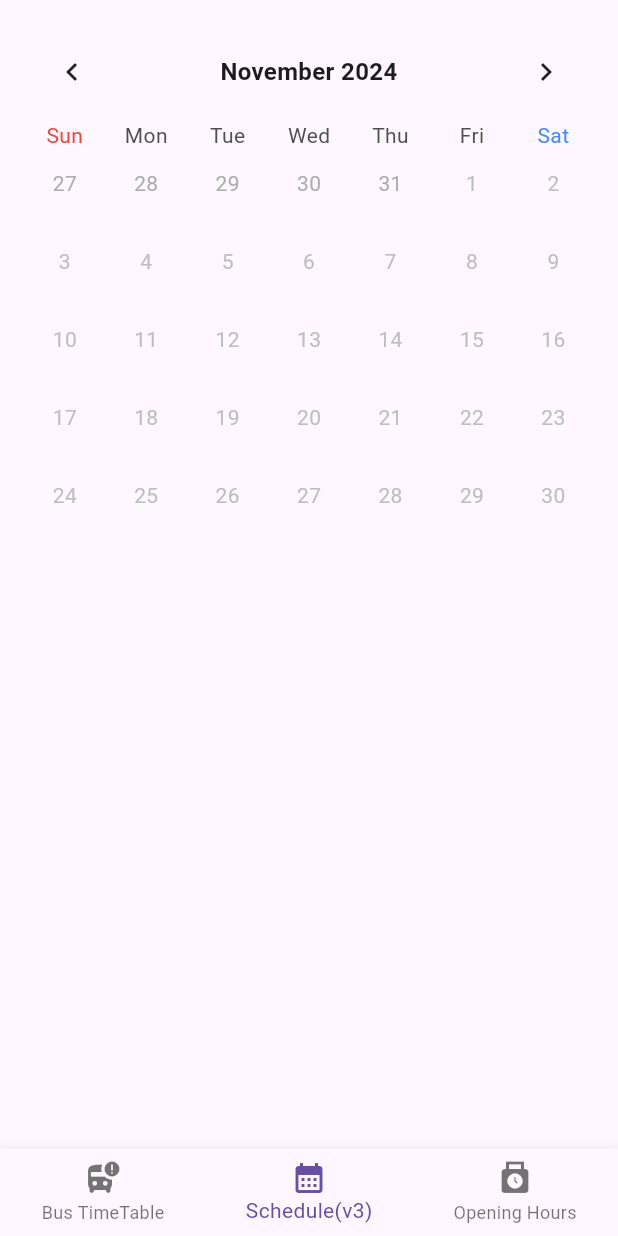
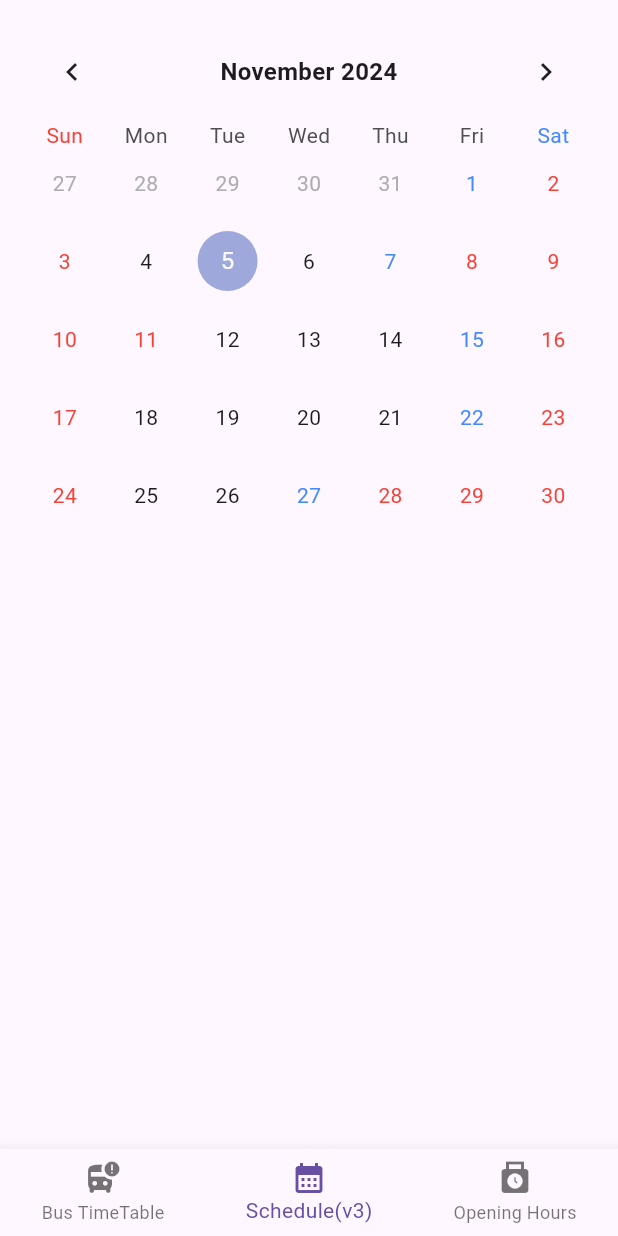
Before and after one commit to kohj1018/my_casey, a Flutter app: the screen it shows after launch, item 2 of the bottom bar chosen, on a phone screen of 412 x 824 dp. Run offline on Flutter 3.47's test engine with Material 3 defaults, Android fonts, the phone set to English and light mode, and no system bars; drawn by our look-alikes of table_calendar; our stand-ins replace easy_localization, shared_preferences.

Commit message:
[fix] 달력 표시 월 수정

```diff
--- a/lib/screen/calendar_screen.dart
+++ b/lib/screen/calendar_screen.dart
@@ -19,7 +19,7 @@ class _CalendarScreenState extends State<CalendarScreen> {
   Widget build(BuildContext context) {
     return TableCalendar(
       firstDay: DateTime.utc(2023, 9, 1),
-      lastDay: DateTime.utc(2024, 10, 31),
+      lastDay: DateTime.utc(2025, 9, 30),
       focusedDay: focusedDay,
       headerStyle: const HeaderStyle(
         formatButtonVisible: false,
```
